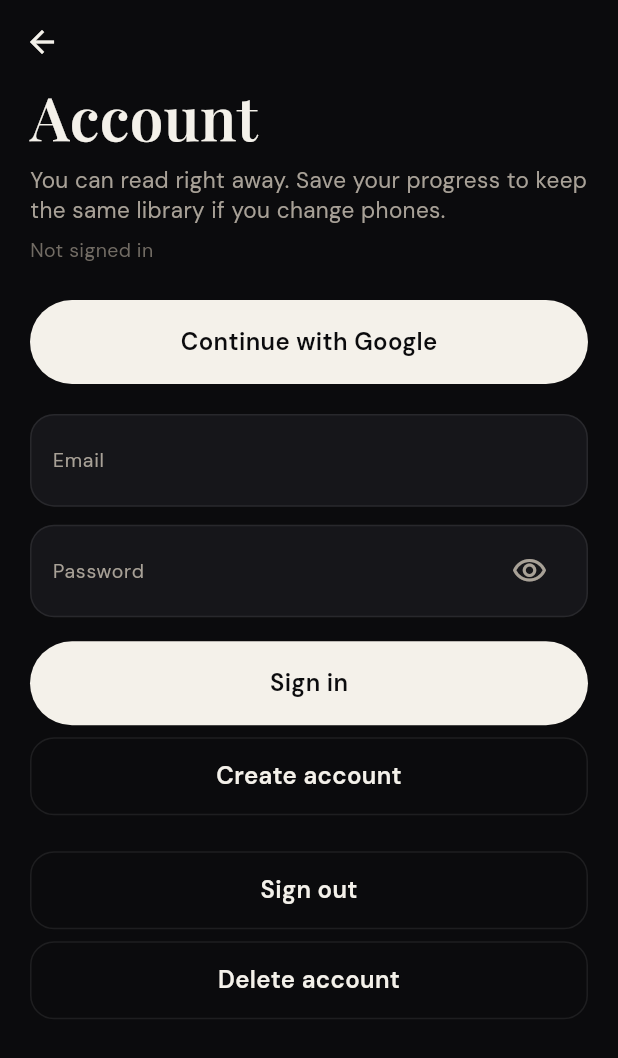
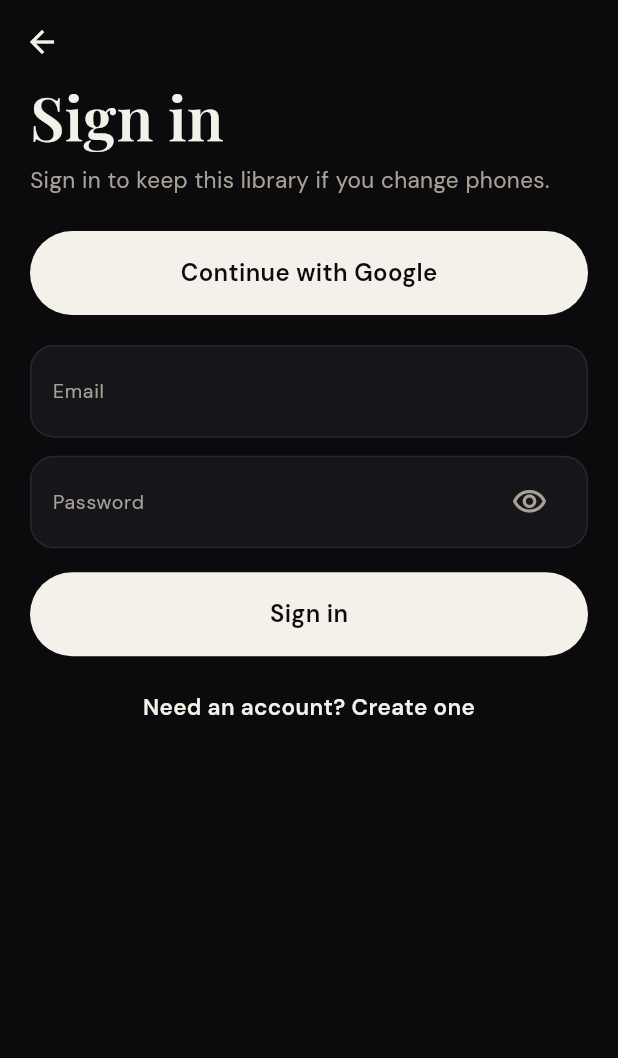
Before and after one commit to zamasshange/motiscroll, a Flutter app: the AccountScreen screen opened directly, on a phone screen of 412 x 824 dp. Shown: the top 1058 px of the screen. Run offline on Flutter 3.47's test engine with Material 3 defaults, Android fonts, the phone set to English and light mode, and no system bars; our stand-ins replace cached_network_image, cloud_firestore, cloud_functions, firebase_auth, firebase_core, firebase_crashlytics and 6 more; missing offline and left inert: firebase_app_check, home_widget, workmanager; accounts and stored records are empty; network calls fail; statements that could not run were skipped.

Commit message:
Put Sign in and Create account on separate steps, and order the tabs Home, Feed, Discover, Collections.
The account screen no longer shows both actions at once. Sign out and delete stay on the signed-in account page.

Co-authored-by: Cursor <cursoragent@cursor.com>

```diff
--- a/lib/screens/account_screen.dart
+++ b/lib/screens/account_screen.dart
@@ -17,12 +17,20 @@ class _AccountScreenState extends State<AccountScreen> {
   final _password = TextEditingController();
   var _busy = false;
   var _hidePassword = true;
+  var _creating = false;
 
   @override
   void dispose() {
     _email.dispose();
     _password.dispose();
     super.dispose();
+  }
+
+  bool _signedIn(AppState state) {
+    final label = state.accountLabel;
+    return label != null &&
+        label != 'Saved on this device' &&
+        label != 'Not signed in';
   }
 
   Future<void> _run(Future<void> Function() action, String success) async {
@@ -55,6 +63,10 @@ class _AccountScreenState extends State<AccountScreen> {
   Widget build(BuildContext context) {
     final state = AppScope.of(context);
     final palette = state.palette;
+    final signedIn = _signedIn(state);
+    final title = signedIn
+        ? 'Account'
+        : (_creating ? 'Create account' : 'Sign in');
     return Scaffold(
       backgroundColor: palette.bg,
       appBar: AppBar(
@@ -65,20 +77,48 @@ class _AccountScreenState extends State<AccountScreen> {
       body: ListView(
         padding: const EdgeInsets.fromLTRB(20, 0, 20, 32),
         children: [
-          Text('Account', style: serif(palette, 40, height: 1.05)),
+          Text(title, style: serif(palette, 40, height: 1.05)),
           const SizedBox(height: 12),
           Text(
-            state.firebaseReady
-                ? 'You can read right away. Save your progress to keep the same library if you change phones.'
+            signedIn
+                ? 'This library stays with this sign-in if you change phones.'
+                : (state.firebaseReady
+                      ? (_creating
+                            ? 'Make an account so this library follows you to another phone.'
+                            : 'Sign in to keep this library if you change phones.')
                       : (state.accountError ??
-                      'The account service is not connected yet.'),
+                            'The account service is not connected yet.')),
             style: sans(palette, 15, color: palette.textMuted),
           ),
+          if (signedIn) ...[
             const SizedBox(height: 8),
             Text(
-            state.accountLabel ?? 'Not signed in',
+              state.accountLabel!,
               style: sans(palette, 13, color: palette.textFaint),
             ),
+            const SizedBox(height: 24),
+            OutlineButton(
+              label: 'Sign out',
+              onPressed: _busy
+                  ? () {}
+                  : () => _run(
+                      () => signOutToAnonymous(state),
+                      'Signed out. A new device library was started.',
+                    ),
+            ),
+            const SizedBox(height: 8),
+            OutlineButton(
+              label: 'Delete account',
+              onPressed: _busy
+                  ? () {}
+                  : () => _run(() async {
+                      await deleteAccount();
+                      await state.clearWidgets();
+                      if (!context.mounted) return;
+                      Navigator.of(context).popUntil((route) => route.isFirst);
+                    }, 'The account was deleted.'),
+            ),
+          ] else ...[
             const SizedBox(height: 24),
             PrimaryButton(
               label: 'Continue with Google',
@@ -112,54 +152,44 @@ class _AccountScreenState extends State<AccountScreen> {
             ),
             const SizedBox(height: 16),
             PrimaryButton(
-            label: 'Sign in',
+              label: _creating ? 'Create account' : 'Sign in',
               onPressed: _busy
                   ? () {}
                   : () => _run(
-                    () => signInWithEmailPassword(
+                      () => _creating
+                          ? createEmailAccount(
+                              state,
+                              _email.text.trim(),
+                              _password.text,
+                            )
+                          : signInWithEmailPassword(
                               state,
                               _email.text.trim(),
                               _password.text,
                             ),
-                    'Signed in.',
+                      _creating ? 'The account was created.' : 'Signed in.',
                     ),
             ),
-          const SizedBox(height: 8),
-          OutlineButton(
-            label: 'Create account',
+            const SizedBox(height: 16),
+            Pressable(
+              semanticLabel: _creating
+                  ? 'Already have an account? Sign in'
+                  : 'Need an account? Create one',
               onPressed: _busy
-                ? () {}
-                : () => _run(
-                    () => createEmailAccount(
-                      state,
-                      _email.text.trim(),
-                      _password.text,
-                    ),
-                    'The account was created.',
+                  ? null
+                  : () => setState(() => _creating = !_creating),
+              child: Padding(
+                padding: const EdgeInsets.symmetric(vertical: 8),
+                child: Text(
+                  _creating
+                      ? 'Already have an account? Sign in'
+                      : 'Need an account? Create one',
+                  textAlign: TextAlign.center,
+                  style: sans(palette, 15, weight: FontWeight.w600),
                 ),
               ),
-          const SizedBox(height: 24),
-          OutlineButton(
-            label: 'Sign out',
-            onPressed: _busy
-                ? () {}
-                : () => _run(
-                    () => signOutToAnonymous(state),
-                    'Signed out. A new device library was started.',
             ),
-          ),
-          const SizedBox(height: 8),
-          OutlineButton(
-            label: 'Delete account',
-            onPressed: _busy
-                ? () {}
-                : () => _run(() async {
-                    await deleteAccount();
-                    await state.clearWidgets();
-                    if (!context.mounted) return;
-                    Navigator.of(context).popUntil((route) => route.isFirst);
-                  }, 'The account was deleted.'),
-          ),
+          ],
         ],
       ),
     );
--- a/lib/screens/settings_screen.dart
+++ b/lib/screens/settings_screen.dart
@@ -56,7 +56,7 @@ class SettingsScreen extends StatelessWidget {
         const SizedBox(height: 32),
         if (!linked)
           PrimaryButton(
-            label: 'Sign up or log in',
+            label: 'Sign in',
             onPressed: () => _push(context, const AccountScreen()),
           ),
         const SizedBox(height: 24),
--- /dev/null
+++ b/lib/tabs.dart
@@ -0,0 +1,6 @@
+abstract final class AppTab {
+  static const home = 0;
+  static const feed = 1;
+  static const discover = 2;
+  static const collections = 3;
+}
```
Also changed, not shown: lib/shell.dart (+25 -24 lines), lib/state/app_state.dart (+4 -3 lines), 2 other files. Lines whose indentation alone changed are shown as unchanged.
